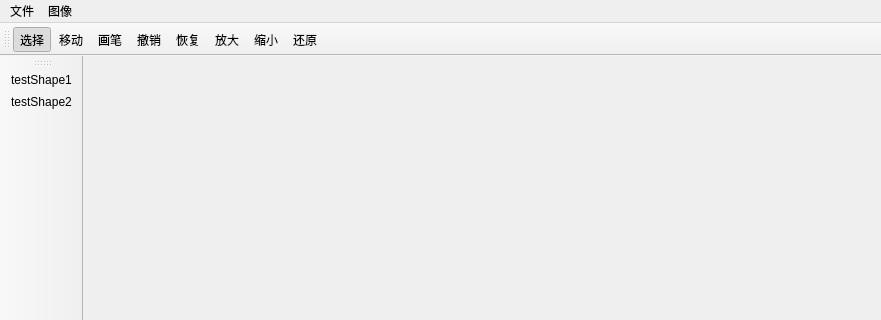
ITERATOR-ACM-TEAM/VIPainter, file mainwindow.ui: the form before one commit; both pictures show x 0 to 881 and y 0 to 320 of the 881 by 555 pixel window.
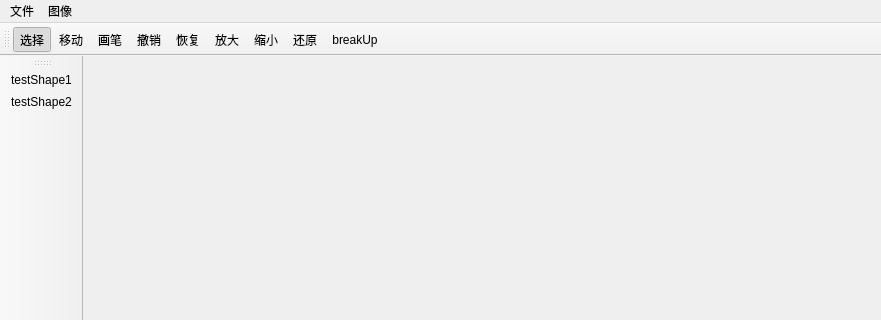
The form after the commit. Icons and pictures are not drawn.

Commit message: debug slot&siganl connect

Diff of the .ui file:
```diff
--- a/mainwindow.ui
+++ b/mainwindow.ui
@@ -61,6 +61,7 @@
    <addaction name="actionZoomIn"/>
    <addaction name="actionZoomOut"/>
    <addaction name="actionResume"/>
+   <addaction name="actionBreakUp"/>
   </widget>
   <widget class="QStatusBar" name="statusBar"/>
   <widget class="QToolBar" name="shapeBar">
@@ -271,6 +272,14 @@
     <string>Ctrl+Alt+I</string>
    </property>
   </action>
+  <action name="actionBreakUp">
+   <property name="text">
+    <string>breakUp</string>
+   </property>
+   <property name="toolTip">
+    <string>取消组合</string>
+   </property>
+  </action>
  </widget>
  <layoutdefault spacing="6" margin="11"/>
  <resources>
```
Left out of the diff: 2 changed lines with no effect on the pictures. The commit also changes 2 other files.
